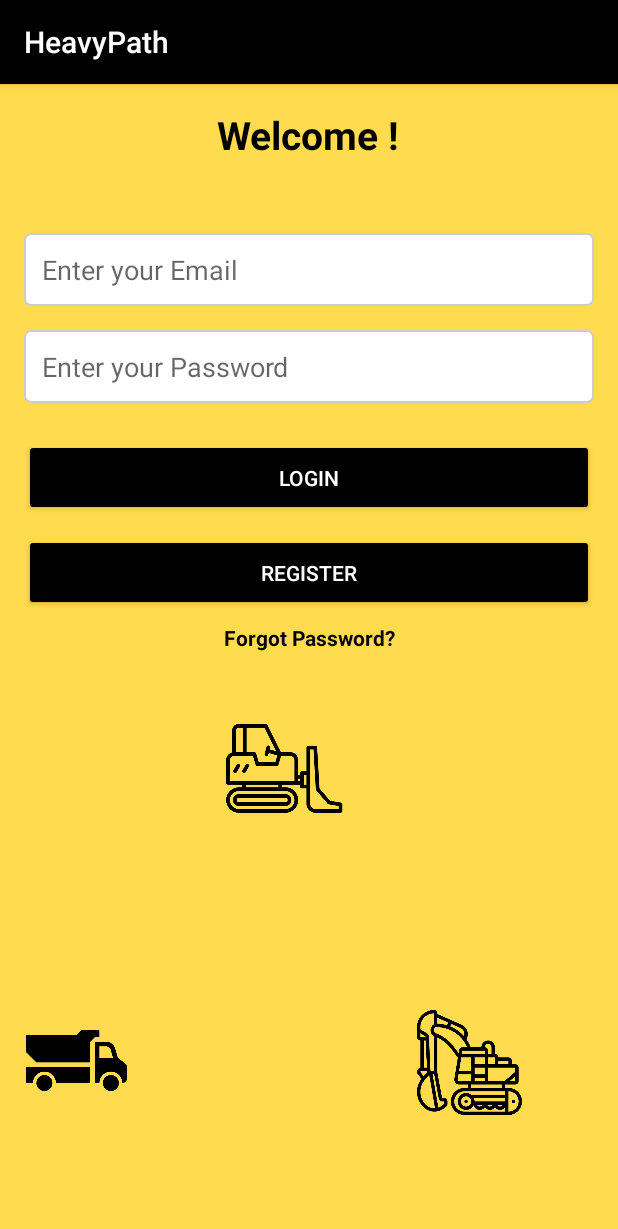
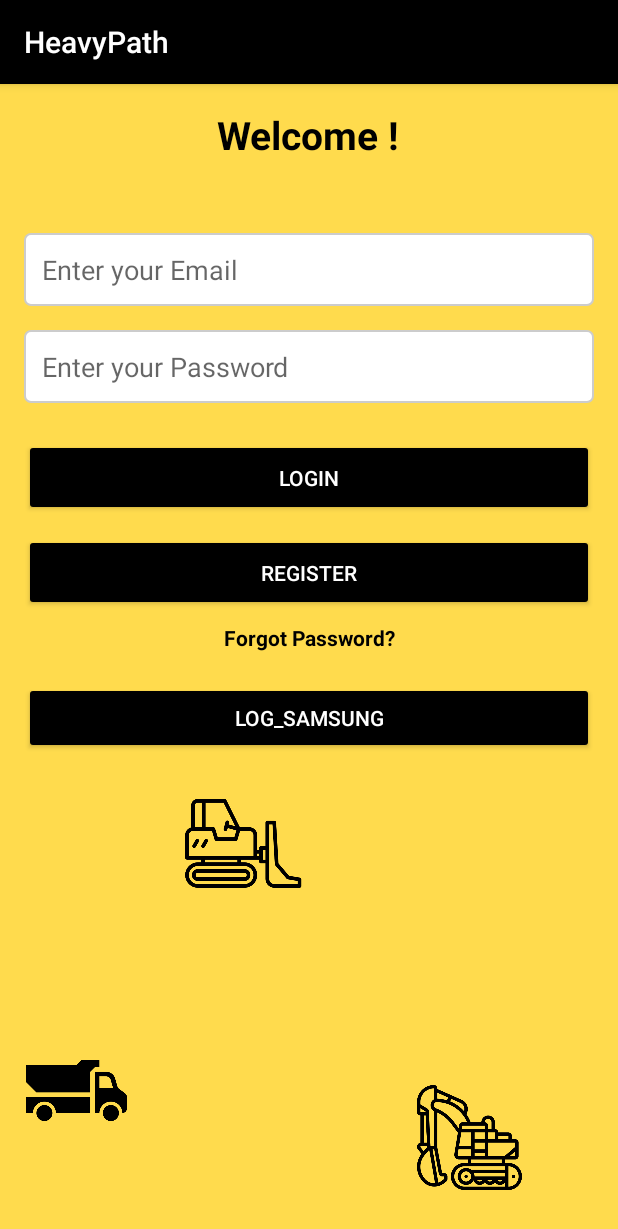
Before and after one commit to HaykParsamyan/HeavyPath, an Android app: the screen it shows after launch (LoginActivity), on a phone screen of 412 x 824 dp. Shown: the top 1229 px of the screen. Run offline under Robolectric (Android 15) with nearby library versions, the light colour scheme and no system bars; our stand-ins replace Firebase (no records; nobody signed in at launch, a user with empty details on screens opened directly).

Commit message:
Login Samsung Button

```diff
--- a/app/src/main/java/com/example/heavypath_project/LoginActivity.java
+++ b/app/src/main/java/com/example/heavypath_project/LoginActivity.java
@@ -3,7 +3,6 @@
 import android.os.Bundle;
 import android.text.TextUtils;
 import android.content.Intent;
-
 import android.util.Log;
 import android.widget.Button;
 import android.widget.EditText;
@@ -22,7 +21,8 @@
     private EditText passwordEditText;
     private Button loginButton;
     private Button registerButton;
-    private TextView forgotPasswordTextView; // New TextView for "Forgot Password"
+    private Button logSamsungButton; // ✅ Added Log_Samsung button
+    private TextView forgotPasswordTextView;
 
     private FirebaseAuth mAuth;
 
@@ -36,7 +36,8 @@
         passwordEditText = findViewById(R.id.password);
         loginButton = findViewById(R.id.login_button);
         registerButton = findViewById(R.id.register_button);
-        forgotPasswordTextView = findViewById(R.id.forgot_password); // Forgot Password
+        forgotPasswordTextView = findViewById(R.id.forgot_password);
+        logSamsungButton = findViewById(R.id.log_samsung_button); // ✅ Added button
 
         // Initialize Firebase Auth
         mAuth = FirebaseAuth.getInstance();
@@ -46,20 +47,21 @@
 
         // Register button click listener
         registerButton.setOnClickListener(v -> {
-            // Navigate to RegisterActivity
             Intent intent = new Intent(LoginActivity.this, RegisterActivity.class);
             startActivity(intent);
         });
 
         // Forgot password click listener
         forgotPasswordTextView.setOnClickListener(v -> sendPasswordResetEmail());
+
+        // Log_Samsung button click listener
+        logSamsungButton.setOnClickListener(v -> logInSamsung()); // ✅ Handles quick login
     }
 
     private void loginUser() {
         String email = emailEditText.getText().toString().trim();
         String password = passwordEditText.getText().toString().trim();
 
-        // Validate email and password input fields
         if (TextUtils.isEmpty(email)) {
             emailEditText.setError("Email is required");
             return;
@@ -69,17 +71,12 @@
             return;
         }
 
-        // Authenticate user with Firebase
         mAuth.signInWithEmailAndPassword(email, password).addOnCompleteListener(task -> {
             if (task.isSuccessful()) {
-                // Login successful
                 Toast.makeText(LoginActivity.this, "Login successful!", Toast.LENGTH_SHORT).show();
-                // Navigate to MainHomeActivity
-                Intent intent = new Intent(LoginActivity.this, MainHomeActivity.class);
-                startActivity(intent);
+                startActivity(new Intent(LoginActivity.this, MainHomeActivity.class));
                 finish();
             } else {
-                // Login failed
                 String errorMessage = task.getException().getMessage();
                 Log.e(TAG, "Login failed: " + errorMessage);
                 Toast.makeText(LoginActivity.this, "Login failed: " + errorMessage, Toast.LENGTH_LONG).show();
@@ -87,16 +84,31 @@
         });
     }
 
+    private void logInSamsung() {
+        String samsungEmail = "individualproject2025@gmail.com";
+        String samsungPassword = "Samsung2025";
+
+        mAuth.signInWithEmailAndPassword(samsungEmail, samsungPassword).addOnCompleteListener(task -> {
+            if (task.isSuccessful()) {
+                Toast.makeText(LoginActivity.this, "Logged in as Samsung!", Toast.LENGTH_SHORT).show();
+                startActivity(new Intent(LoginActivity.this, MainHomeActivity.class));
+                finish();
+            } else {
+                String errorMessage = task.getException().getMessage();
+                Log.e(TAG, "Samsung login failed: " + errorMessage);
+                Toast.makeText(LoginActivity.this, "Samsung login failed: " + errorMessage, Toast.LENGTH_LONG).show();
+            }
+        });
+    }
+
     private void sendPasswordResetEmail() {
         String email = emailEditText.getText().toString().trim();
 
-        // Validate email input
         if (TextUtils.isEmpty(email)) {
             emailEditText.setError("Enter your email to reset your password");
             return;
         }
 
-        // Firebase Password Reset Email
         mAuth.sendPasswordResetEmail(email).addOnCompleteListener(task -> {
             if (task.isSuccessful()) {
                 Toast.makeText(LoginActivity.this, "Password reset email sent!", Toast.LENGTH_SHORT).show();
--- a/app/src/main/res/layout/activity_login.xml
+++ b/app/src/main/res/layout/activity_login.xml
@@ -41,7 +41,7 @@
             android:id="@+id/ic_tanker"
             android:layout_width="70dp"
             android:layout_height="70dp"
-            android:layout_marginTop="600dp"
+            android:layout_marginTop="620dp"
             android:contentDescription="App Launcher Icon"
             android:src="@drawable/ic_tanker" />
 
@@ -51,8 +51,8 @@
             android:layout_width="80dp"
             android:layout_height="80dp"
             android:layout_alignParentEnd="true"
-            android:layout_marginTop="400dp"
-            android:layout_marginEnd="166dp"
+            android:layout_marginTop="450dp"
+            android:layout_marginEnd="193dp"
             android:contentDescription="App Launcher Icon"
             android:src="@drawable/ic_bulldozer" />
 
@@ -107,7 +107,20 @@
             android:layout_below="@+id/login_button"
             android:fontFamily="sans-serif-medium" />
 
+
         <!-- Forgot Password -->
+        <Button
+            android:id="@+id/log_samsung_button"
+            android:layout_width="match_parent"
+            android:layout_height="wrap_content"
+            android:backgroundTint="@color/black"
+            android:textColor="@color/white"
+
+            android:layout_marginTop="20dp"
+            android:padding="10dp"
+            android:layout_below="@id/forgot_password"
+            android:text="Log_Samsung" />
+
         <TextView
             android:id="@+id/forgot_password"
             android:layout_width="wrap_content"
```
